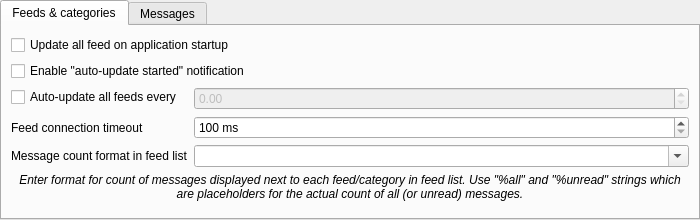
martinrotter/rssguard, file src/gui/settings/settingsfeedsmessages.ui: the form before one commit.
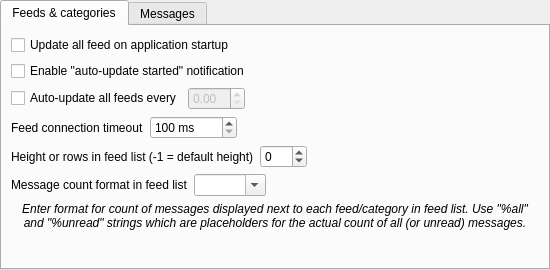
The form after the commit. Custom widgets are drawn as their Qt base class.

What changed in the file:
```diff
--- a/src/gui/settings/settingsfeedsmessages.ui
+++ b/src/gui/settings/settingsfeedsmessages.ui
@@ -6,8 +6,8 @@
    <rect>
     <x>0</x>
     <y>0</y>
-    <width>700</width>
-    <height>201</height>
+    <width>550</width>
+    <height>270</height>
    </rect>
   </property>
   <layout class="QHBoxLayout" name="horizontalLayout">
@@ -32,25 +32,31 @@
       <attribute name="title">
        <string>Feeds &amp;&amp; categories</string>
       </attribute>
-      <layout class="QFormLayout" name="formLayout_10">
-       <property name="fieldGrowthPolicy">
-        <enum>QFormLayout::AllNonFixedFieldsGrow</enum>
-       </property>
-       <item row="0" column="0" colspan="2">
+      <layout class="QFormLayout" name="formLayout_2">
+       <item row="0" column="0">
         <widget class="QCheckBox" name="m_checkUpdateAllFeedsOnStartup">
          <property name="text">
           <string>Update all feed on application startup</string>
          </property>
         </widget>
        </item>
+       <item row="1" column="0">
+        <widget class="QCheckBox" name="m_checkAutoUpdateNotification">
+         <property name="text">
+          <string>Enable &quot;auto-update started&quot; notification</string>
+         </property>
+        </widget>
+       </item>
        <item row="2" column="0">
+        <layout class="QHBoxLayout" name="horizontalLayout_6">
+         <item>
         <widget class="QCheckBox" name="m_checkAutoUpdate">
          <property name="text">
           <string>Auto-update all feeds every</string>
          </property>
         </widget>
        </item>
-       <item row="2" column="1">
+         <item>
         <widget class="TimeSpinBox" name="m_spinAutoUpdateInterval">
          <property name="enabled">
           <bool>false</bool>
@@ -63,14 +69,21 @@
          </property>
         </widget>
        </item>
+        </layout>
+       </item>
        <item row="3" column="0">
+        <layout class="QHBoxLayout" name="horizontalLayout_7">
+         <item>
         <widget class="QLabel" name="label_3">
          <property name="text">
           <string>Feed connection timeout</string>
          </property>
-        </widget>
-       </item>
-       <item row="3" column="1">
+           <property name="buddy">
+            <cstring>m_spinFeedUpdateTimeout</cstring>
+           </property>
+          </widget>
+         </item>
+         <item>
         <widget class="QSpinBox" name="m_spinFeedUpdateTimeout">
          <property name="toolTip">
           <string>Connection timeout is time interval which is reserved for downloading new messages for the feed. If this time interval elapses, then download process is aborted.</string>
@@ -89,14 +102,45 @@
          </property>
         </widget>
        </item>
+        </layout>
+       </item>
        <item row="4" column="0">
+        <layout class="QHBoxLayout" name="horizontalLayout_9">
+         <item>
+          <widget class="QLabel" name="label_6">
+           <property name="text">
+            <string>Height or rows in feed list (-1 = default height)</string>
+           </property>
+           <property name="buddy">
+            <cstring>m_spinHeightRowsFeeds</cstring>
+           </property>
+          </widget>
+         </item>
+         <item>
+          <widget class="QSpinBox" name="m_spinHeightRowsFeeds">
+           <property name="minimum">
+            <number>-1</number>
+           </property>
+           <property name="maximum">
+            <number>100</number>
+           </property>
+          </widget>
+         </item>
+        </layout>
+       </item>
+       <item row="5" column="0">
+        <layout class="QHBoxLayout" name="horizontalLayout_8">
+         <item>
         <widget class="QLabel" name="label_8">
          <property name="text">
           <string>Message count format in feed list</string>
          </property>
-        </widget>
-       </item>
-       <item row="4" column="1">
+           <property name="buddy">
+            <cstring>m_cmbCountsFeedList</cstring>
+           </property>
+          </widget>
+         </item>
+         <item>
         <widget class="QComboBox" name="m_cmbCountsFeedList">
          <property name="toolTip">
           <string notr="true"/>
@@ -106,7 +150,9 @@
          </property>
         </widget>
        </item>
-       <item row="5" column="0" colspan="2">
+        </layout>
+       </item>
+       <item row="6" column="0" colspan="2">
         <widget class="QLabel" name="label_9">
          <property name="font">
           <font>
@@ -124,13 +170,6 @@
          </property>
         </widget>
        </item>
-       <item row="1" column="0" colspan="2">
-        <widget class="QCheckBox" name="m_checkAutoUpdateNotification">
-         <property name="text">
-          <string>Enable &quot;auto-update started&quot; notification</string>
-         </property>
-        </widget>
-       </item>
       </layout>
      </widget>
      <widget class="QWidget" name="m_tabMessages">
```
Left out of the diff: 54 changed lines with no effect on the pictures. Lines whose indentation alone changed are shown as unchanged.
